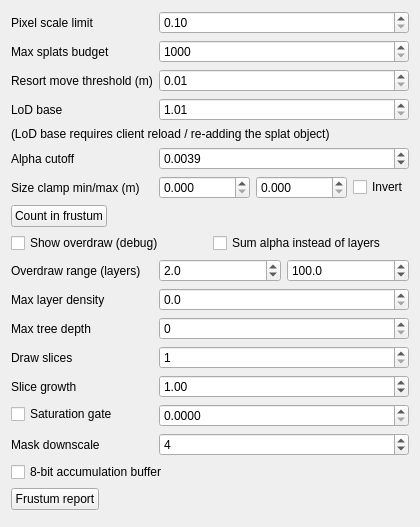
This is gui_client/GaussianSplatSettingsWidget.ui in russiaman/substrata_robo as Qt 5 draws it before an edit. The edited form follows.
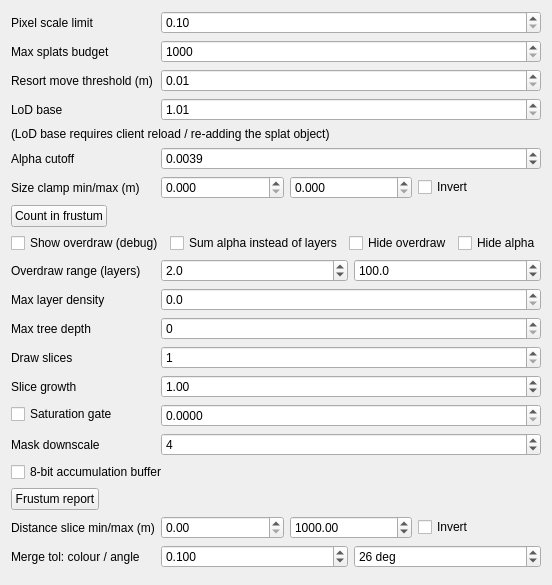
This is the edited form.

Commit message:
gaussian splats: distance slice, merge tolerances, hide overdraw/alpha
Panel controls for the diagnostics added on the glare-core side.

The distance slice and the two hide checkboxes are deliberately not
persisted: each of them removes splats from the picture, and finding one
still on after a restart would read as the scene having lost geometry rather
than as a debug view being left switched on.  The merge tolerances are
persisted - they change nothing that is drawn, only what the frustum report
says, and a sweep is easier to carry across sessions than to retype.

What changed in the file:
```diff
--- a/gui_client/GaussianSplatSettingsWidget.ui
+++ b/gui_client/GaussianSplatSettingsWidget.ui
@@ -297,6 +297,26 @@
         </property>
        </widget>
       </item>
+      <item>
+       <widget class="QCheckBox" name="hideOverdrawCheckBox">
+        <property name="text">
+         <string>Hide overdraw</string>
+        </property>
+        <property name="toolTip">
+         <string>Draws a counting pass first, then throws away every splat that lands where the layer count reached the overdraw range's maximum - exactly the region the overdraw view paints solid red - and draws what is left. The splats are dropped in the vertex shader, before rasterisation. Use it to check directly whether the red regions are where the time actually goes. Costs an extra full pass over the splats, so the frame total is meaningless while this is on: read the "draw splats" GPU timer, which is started after the counting pass and measures the same thing in both states. Switches the saturation gate off while it is on - they share the same mask.</string>
+        </property>
+       </widget>
+      </item>
+      <item>
+       <widget class="QCheckBox" name="hideAlphaCheckBox">
+        <property name="text">
+         <string>Hide alpha</string>
+        </property>
+        <property name="toolTip">
+         <string>The same diagnostic as "Hide overdraw", but the counting pass sums each fragment's alpha instead of counting fragments, so what is thrown away is the splats standing where a lot of alpha has piled up rather than where a lot of layers have. The two differ exactly where many faint layers overlap. Threshold is the same overdraw range maximum, read in alpha units - which are far smaller numbers than layer counts, so set the range accordingly. Ignored while "Hide overdraw" is ticked; only one mask exists.</string>
+        </property>
+       </widget>
+      </item>
      </layout>
     </widget>
    </item>
@@ -561,7 +581,152 @@
      </property>
     </widget>
    </item>
-   <item row="18" column="0" colspan="2">
+   <item row="18" column="0">
+    <widget class="QLabel" name="distClampLabel">
+     <property name="text">
+      <string>Distance slice min/max (m)</string>
+     </property>
+     <property name="toolTip">
+      <string>Slices the cloud open by distance from the camera, so you can look inside it a shell at a time. Shows only splats whose distance from the camera lies inside [min, max] metres; tick Invert to hide that shell instead and see through it. The distance is measured from the camera position, so the slice is a spherical shell and turning on the spot does not change what survives. Default (0, 1000) shows everything. Applies live, in the vertex shader - no re-traversal, and free when left wide open.</string>
+     </property>
+    </widget>
+   </item>
+   <item row="18" column="1">
+    <widget class="QWidget" name="distClampWidget" native="true">
+     <layout class="QHBoxLayout" name="distClampHorizontalLayout">
+      <property name="leftMargin">
+       <number>0</number>
+      </property>
+      <property name="topMargin">
+       <number>0</number>
+      </property>
+      <property name="rightMargin">
+       <number>0</number>
+      </property>
+      <property name="bottomMargin">
+       <number>0</number>
+      </property>
+      <item>
+       <widget class="QDoubleSpinBox" name="distClampMinDoubleSpinBox">
+        <property name="decimals">
+         <number>2</number>
+        </property>
+        <property name="minimum">
+         <double>0.000000000000000</double>
+        </property>
+        <property name="maximum">
+         <double>10000.000000000000000</double>
+        </property>
+        <property name="singleStep">
+         <double>0.250000000000000</double>
+        </property>
+        <property name="value">
+         <double>0.000000000000000</double>
+        </property>
+       </widget>
+      </item>
+      <item>
+       <widget class="QDoubleSpinBox" name="distClampMaxDoubleSpinBox">
+        <property name="decimals">
+         <number>2</number>
+        </property>
+        <property name="minimum">
+         <double>0.000000000000000</double>
+        </property>
+        <property name="maximum">
+         <double>10000.000000000000000</double>
+        </property>
+        <property name="singleStep">
+         <double>0.250000000000000</double>
+        </property>
+        <property name="value">
+         <double>1000.000000000000000</double>
+        </property>
+       </widget>
+      </item>
+      <item>
+       <widget class="QCheckBox" name="distClampInvertCheckBox">
+        <property name="text">
+         <string>Invert</string>
+        </property>
+        <property name="toolTip">
+         <string>Unchecked (default): show only what is inside [min, max]. Checked: hide that shell and show everything outside it - which is how you cut away the near wall and look into the room behind it.</string>
+        </property>
+       </widget>
+      </item>
+     </layout>
+    </widget>
+   </item>
+   <item row="19" column="0">
+    <widget class="QLabel" name="mergeTolLabel">
+     <property name="text">
+      <string>Merge tol: colour / angle</string>
+     </property>
+     <property name="toolTip">
+      <string>Only affects the Frustum report's merge section - how alike two splats have to be before the report will treat them as the same surface seen twice. Colour is the allowed difference per channel (0-1); angle is the allowed difference in facing, in degrees. Defaults 0.10 and 26. Run the report once at the defaults and once at a deliberately reckless setting (say 0.4 and 60) - the gap between the two answers says how much of the merge prize the safety conditions are costing.</string>
+     </property>
+    </widget>
+   </item>
+   <item row="19" column="1">
+    <widget class="QWidget" name="mergeTolWidget" native="true">
+     <layout class="QHBoxLayout" name="mergeTolHorizontalLayout">
+      <property name="leftMargin">
+       <number>0</number>
+      </property>
+      <property name="topMargin">
+       <number>0</number>
+      </property>
+      <property name="rightMargin">
+       <number>0</number>
+      </property>
+      <property name="bottomMargin">
+       <number>0</number>
+      </property>
+      <item>
+       <widget class="QDoubleSpinBox" name="mergeColourTolDoubleSpinBox">
+        <property name="decimals">
+         <number>3</number>
+        </property>
+        <property name="minimum">
+         <double>0.001000000000000</double>
+        </property>
+        <property name="maximum">
+         <double>1.000000000000000</double>
+        </property>
+        <property name="singleStep">
+         <double>0.050000000000000</double>
+        </property>
+        <property name="value">
+         <double>0.100000000000000</double>
+        </property>
+       </widget>
+      </item>
+      <item>
+       <widget class="QDoubleSpinBox" name="mergeAngleTolDoubleSpinBox">
+        <property name="suffix">
+         <string> deg</string>
+        </property>
+        <property name="decimals">
+         <number>0</number>
+        </property>
+        <property name="minimum">
+         <double>1.000000000000000</double>
+        </property>
+        <property name="maximum">
+         <double>90.000000000000000</double>
+        </property>
+        <property name="singleStep">
+         <double>5.000000000000000</double>
+        </property>
+        <property name="value">
+         <double>26.000000000000000</double>
+        </property>
+       </widget>
+      </item>
+     </layout>
+    </widget>
+   </item>
+   <item row="20" column="0" colspan="2">
     <spacer name="verticalSpacer">
      <property name="orientation">
       <enum>Qt::Vertical</enum>
```
The commit also changes 2 other files.
